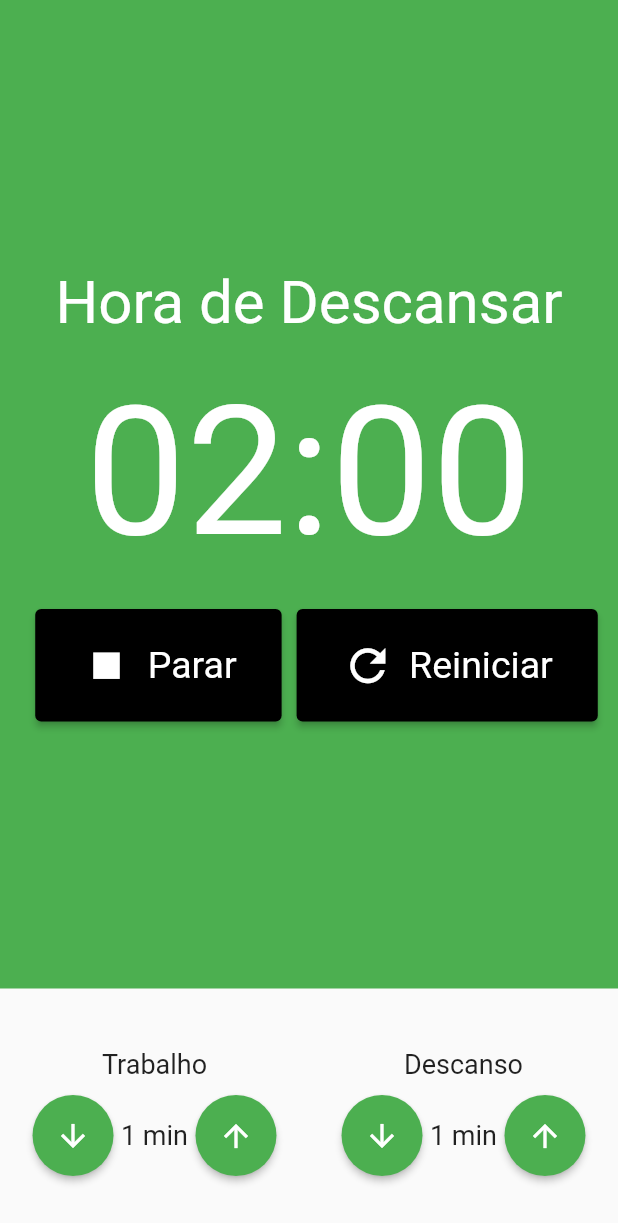
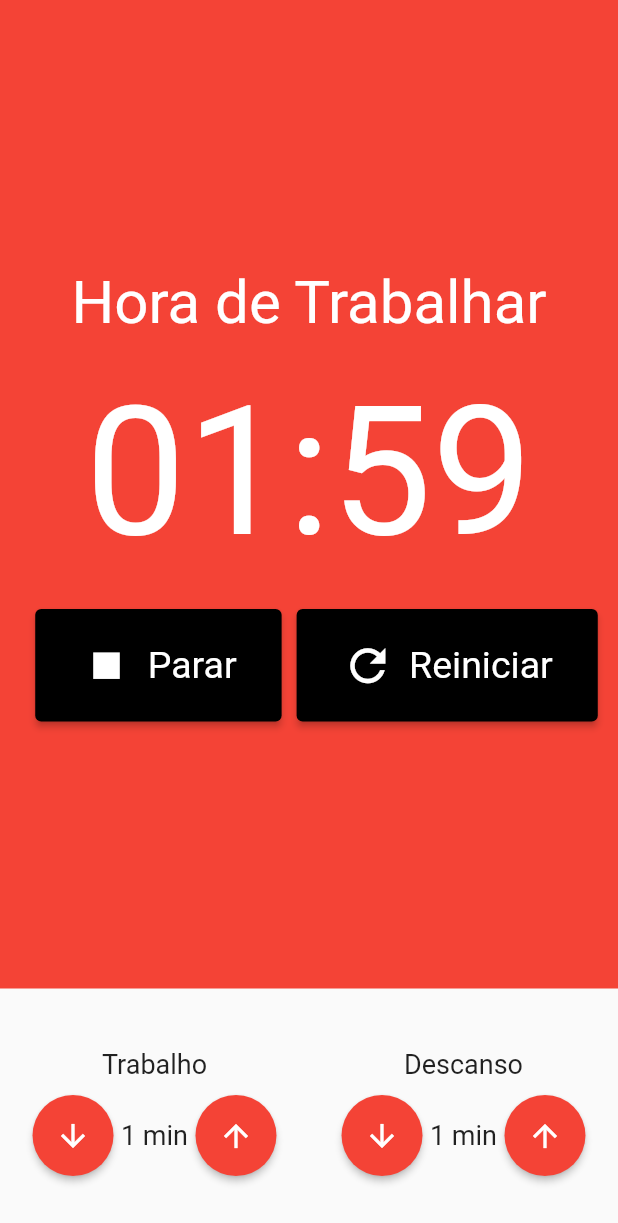
Before and after one commit to aron-alvarenga/Pomodoro-App-Flutter, a Flutter app: the screen it shows after launch, after a tap on "Iniciar", on a phone screen of 412 x 824 dp. Shown: the top 1223 px of the screen. Run offline on Flutter 3.47's test engine with Material 2 defaults, Android fonts, the light colour scheme and no system bars; our stand-ins replace flutter_mobx, mobx; generated files the repository leaves out were written again.

Commit message:
Pomodoro Store #04

```diff
--- a/lib/components/Cronometro.dart
+++ b/lib/components/Cronometro.dart
@@ -11,13 +11,17 @@ class Cronometro extends StatelessWidget {
   Widget build(BuildContext context) {
     final store = Provider.of<PomodoroStore>(context);
 
+    return Observer(
+      builder: (_) {
         return Container(
           color: store.estaTrabalhando() ? Colors.red : Colors.green,
           child: Column(
             mainAxisAlignment: MainAxisAlignment.center,
             children: [
               Text(
-            store.estaTrabalhando() ? 'Hora de Trabalhar' : 'Hora de Descansar',
+                store.estaTrabalhando()
+                    ? 'Hora de Trabalhar'
+                    : 'Hora de Descansar',
                 style: TextStyle(
                   fontSize: 40,
                   color: Colors.white,
@@ -36,8 +40,7 @@ class Cronometro extends StatelessWidget {
               SizedBox(
                 height: 20,
               ),
-          Observer(
-            builder: (_) => Row(
+              Row(
                 mainAxisAlignment: MainAxisAlignment.center,
                 children: [
                   if (!store.iniciado)
@@ -68,9 +71,10 @@ class Cronometro extends StatelessWidget {
                   ),
                 ],
               ),
-          ),
             ],
           ),
         );
+      },
+    );
   }
 }
--- a/lib/store/pomodoro.store.dart
+++ b/lib/store/pomodoro.store.dart
@@ -1,3 +1,5 @@
+import 'dart:async';
+
 import 'package:mobx/mobx.dart';
 //Comando - flutter pub run build_runner watch
 part 'pomodoro.store.g.dart';
@@ -23,21 +25,35 @@ abstract class _PomodoroStore with Store {
   int tempoDescanso = 1;
 
   @observable
-  TipoIntervalo tipoIntervalo = TipoIntervalo.DESCANSO;
+  TipoIntervalo tipoIntervalo = TipoIntervalo.TRABALHO;
+
+  Timer? cronometro;
 
   @action
   void iniciar() {
     iniciado = true;
+    cronometro = Timer.periodic(Duration(seconds: 1), (timer) {
+      if (minutos == 0 && segundos == 0) {
+        _trocarTipoIntervalo();
+      } else if (segundos == 0) {
+        segundos = 59;
+        minutos--;
+      } else {
+        segundos--;
+      }
+    });
   }
 
   @action
   void parar() {
     iniciado = false;
+    cronometro?.cancel();
   }
 
   @action
   void reiniciar() {
     iniciado = false;
+    parar();
   }
 
   @action
@@ -67,4 +83,15 @@ abstract class _PomodoroStore with Store {
   bool estaDescansando() {
     return tipoIntervalo == TipoIntervalo.DESCANSO;
   }
+
+  void _trocarTipoIntervalo() {
+    if (estaTrabalhando()) {
+      tipoIntervalo = TipoIntervalo.DESCANSO;
+      minutos = tempoDescanso;
+    } else {
+      tipoIntervalo = TipoIntervalo.TRABALHO;
+      minutos = tempoTrabalho;
+    }
+    segundos = 0;
+  }
 }
```
Also changed, not shown: 1 other file. Lines whose indentation alone changed are shown as unchanged.
